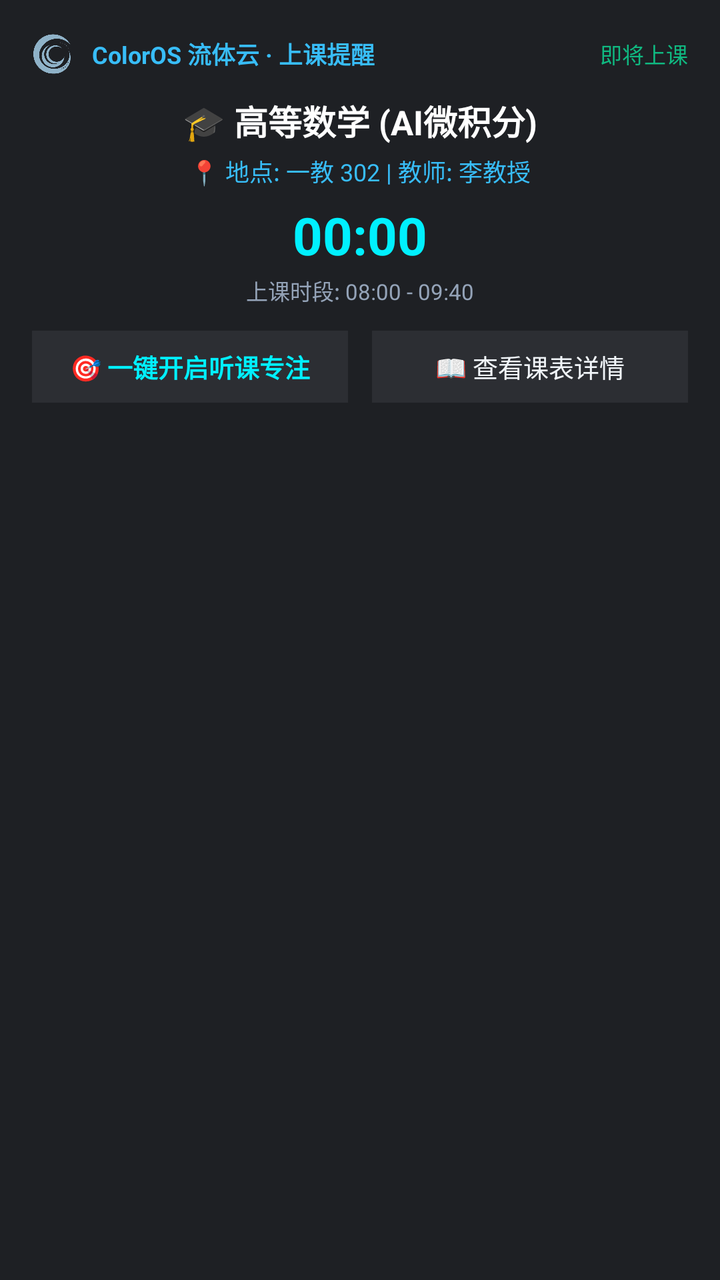
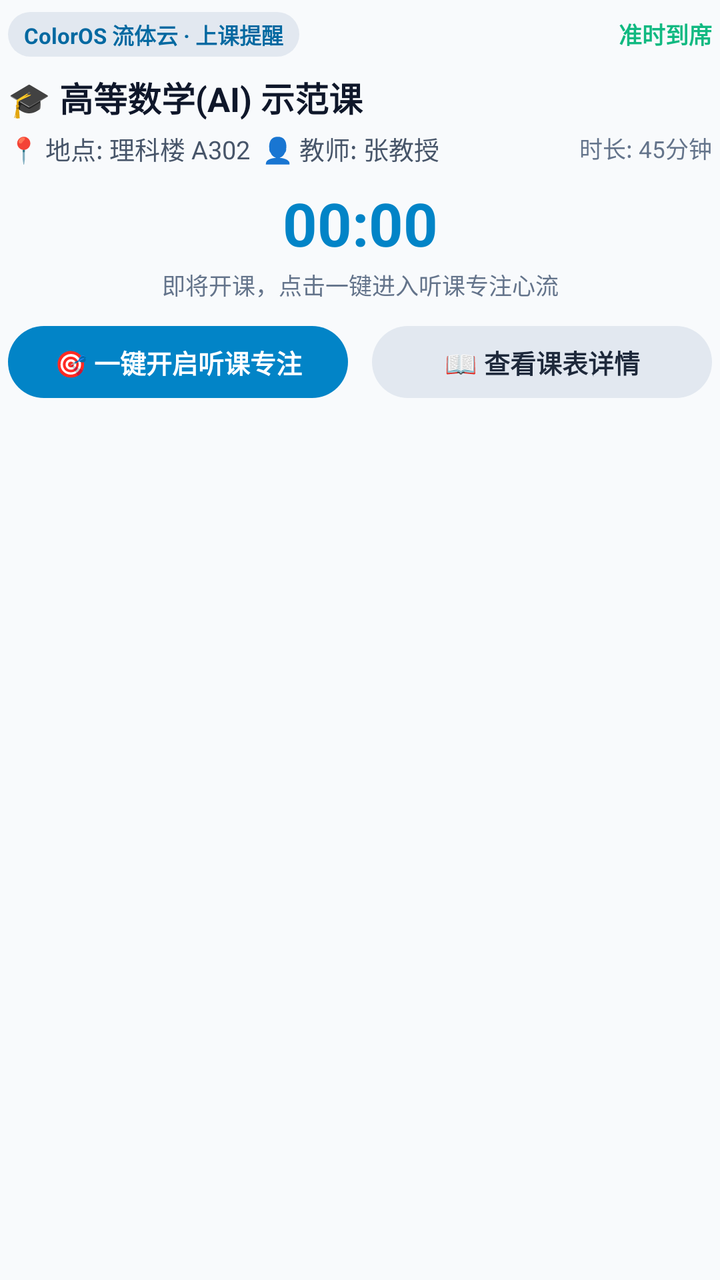

Two renders of the same Android screen: before a commit and after it. Below are the layout's source before the change and the commit's diff.
<!-- AndroidManifest.xml: application theme Theme.RMF -->
<!-- res/layout/notification_fluid_cloud_course_expanded.xml -->
<?xml version="1.0" encoding="utf-8"?>
<LinearLayout xmlns:android="http://schemas.android.com/apk/res/android"
    android:id="@+id/fluid_course_expanded_root"
    android:layout_width="match_parent"
    android:layout_height="wrap_content"
    android:orientation="vertical"
    android:background="#1E2024"
    android:padding="16dp">

    
    <LinearLayout
        android:layout_width="match_parent"
        android:layout_height="wrap_content"
        android:orientation="horizontal"
        android:gravity="center_vertical">

        <ImageView
            android:layout_width="22dp"
            android:layout_height="22dp"
            android:src="@drawable/ic_logo"
            android:contentDescription="RMF Logo" />

        <TextView
            android:id="@+id/fluid_course_expanded_header"
            android:layout_width="0dp"
            android:layout_height="wrap_content"
            android:layout_weight="1"
            android:layout_marginStart="8dp"
            android:text="ColorOS 流体云 · 上课提醒"
            android:textColor="#38BDF8"
            android:textSize="12sp"
            android:textStyle="bold" />

        <TextView
            android:id="@+id/fluid_course_expanded_badge"
            android:layout_width="wrap_content"
            android:layout_height="wrap_content"
            android:text="即将上课"
            android:textColor="#10B981"
            android:textSize="11sp" />
    </LinearLayout>

    
    <LinearLayout
        android:layout_width="match_parent"
        android:layout_height="wrap_content"
        android:orientation="vertical"
        android:gravity="center_horizontal"
        android:layout_marginTop="10dp"
        android:layout_marginBottom="12dp">

        <TextView
            android:id="@+id/fluid_course_expanded_title"
            android:layout_width="wrap_content"
            android:layout_height="wrap_content"
            android:text="🎓 高等数学 (AI微积分)"
            android:textColor="#FFFFFF"
            android:textSize="17sp"
            android:textStyle="bold"
            android:maxLines="1" />

        <TextView
            android:id="@+id/fluid_course_expanded_detail"
            android:layout_width="wrap_content"
            android:layout_height="wrap_content"
            android:layout_marginTop="4dp"
            android:text="📍 地点: 一教 302 | 教师: 李教授"
            android:textColor="#38BDF8"
            android:textSize="12sp" />

        <Chronometer
            android:id="@+id/fluid_course_expanded_chronometer"
            android:layout_width="wrap_content"
            android:layout_height="wrap_content"
            android:layout_marginTop="6dp"
            android:textColor="#00F0FF"
            android:textSize="26sp"
            android:textStyle="bold" />

        <TextView
            android:id="@+id/fluid_course_expanded_time_range"
            android:layout_width="wrap_content"
            android:layout_height="wrap_content"
            android:layout_marginTop="2dp"
            android:text="上课时段: 08:00 - 09:40"
            android:textColor="#94A3B8"
            android:textSize="11sp" />
    </LinearLayout>

    
    <LinearLayout
        android:layout_width="match_parent"
        android:layout_height="wrap_content"
        android:orientation="horizontal"
        android:gravity="center">

        <TextView
            android:id="@+id/fluid_course_btn_focus"
            android:layout_width="0dp"
            android:layout_height="36dp"
            android:layout_weight="1"
            android:layout_marginEnd="6dp"
            android:gravity="center"
            android:text="🎯 一键开启听课专注"
            android:textColor="#00F0FF"
            android:textSize="12.5sp"
            android:textStyle="bold"
            android:background="#2C2E33" />

        <TextView
            android:id="@+id/fluid_course_btn_view"
            android:layout_width="0dp"
            android:layout_height="36dp"
            android:layout_weight="1"
            android:layout_marginStart="6dp"
            android:gravity="center"
            android:text="📖 查看课表详情"
            android:textColor="#F1F5F9"
            android:textSize="12.5sp"
            android:background="#2C2E33" />
    </LinearLayout>

</LinearLayout>
<!-- resources referenced by this layout -->
<resources>
  <!-- drawable ic_logo: png bitmap (drawable, 26207 bytes) -->
  <style name="Theme.RMF" parent="android:Theme.Material.NoActionBar">
          <item name="android:statusBarColor">#F8FAFC</item>
          <item name="android:navigationBarColor">#FFFFFF</item>
          <item name="android:windowBackground">#F8FAFC</item>
          <item name="android:windowLightStatusBar">true</item>
      </style>
</resources>

<!-- the commit's change to res/layout/notification_fluid_cloud_course_expanded.xml (unified diff, before → after) -->
@@ -4,8 +4,11 @@
     android:layout_width="match_parent"
     android:layout_height="wrap_content"
     android:orientation="vertical"
-    android:background="#1E2024"
-    android:padding="16dp">
+    android:background="@android:color/transparent"
+    android:paddingTop="6dp"
+    android:paddingBottom="6dp"
+    android:paddingStart="4dp"
+    android:paddingEnd="4dp">
 
     
     <LinearLayout
@@ -14,83 +17,100 @@
         android:orientation="horizontal"
         android:gravity="center_vertical">
 
-        <ImageView
-            android:layout_width="22dp"
-            android:layout_height="22dp"
-            android:src="@drawable/ic_logo"
-            android:contentDescription="RMF Logo" />
+        <TextView
+            android:layout_width="wrap_content"
+            android:layout_height="wrap_content"
+            android:paddingStart="8dp"
+            android:paddingEnd="8dp"
+            android:paddingTop="3dp"
+            android:paddingBottom="3dp"
+            android:text="ColorOS 流体云 · 上课提醒"
+            android:textColor="@color/fluid_notif_tag_text"
+            android:textSize="11sp"
+            android:textStyle="bold"
+            android:background="@drawable/bg_fluid_tag" />
 
         <TextView
-            android:id="@+id/fluid_course_expanded_header"
             android:layout_width="0dp"
             android:layout_height="wrap_content"
-            android:layout_weight="1"
-            android:layout_marginStart="8dp"
-            android:text="ColorOS 流体云 · 上课提醒"
-            android:textColor="#38BDF8"
-            android:textSize="12sp"
-            android:textStyle="bold" />
+            android:layout_weight="1" />
 
         <TextView
-            android:id="@+id/fluid_course_expanded_badge"
             android:layout_width="wrap_content"
             android:layout_height="wrap_content"
-            android:text="即将上课"
+            android:text="准时到席"
             android:textColor="#10B981"
-            android:textSize="11sp" />
+            android:textSize="11.5sp"
+            android:textStyle="bold" />
     </LinearLayout>
+
+    
+    <TextView
+        android:id="@+id/fluid_course_expanded_title"
+        android:layout_width="match_parent"
+        android:layout_height="wrap_content"
+        android:layout_marginTop="8dp"
+        android:text="🎓 高等数学(AI) 示范课"
+        android:textColor="@color/fluid_notif_title"
+        android:textSize="17sp"
+        android:textStyle="bold"
+        android:maxLines="2"
+        android:ellipsize="end" />
 
     
     <LinearLayout
         android:layout_width="match_parent"
         android:layout_height="wrap_content"
-        android:orientation="vertical"
-        android:gravity="center_horizontal"
-        android:layout_marginTop="10dp"
-        android:layout_marginBottom="12dp">
-
-        <TextView
-            android:id="@+id/fluid_course_expanded_title"
-            android:layout_width="wrap_content"
-            android:layout_height="wrap_content"
-            android:text="🎓 高等数学 (AI微积分)"
-            android:textColor="#FFFFFF"
-            android:textSize="17sp"
-            android:textStyle="bold"
-            android:maxLines="1" />
+        android:layout_marginTop="4dp"
+        android:orientation="horizontal"
+        android:gravity="center_vertical">
 
         <TextView
             android:id="@+id/fluid_course_expanded_detail"
-            android:layout_width="wrap_content"
+            android:layout_width="0dp"
             android:layout_height="wrap_content"
-            android:layout_marginTop="4dp"
-            android:text="📍 地点: 一教 302 | 教师: 李教授"
-            android:textColor="#38BDF8"
-            android:textSize="12sp" />
-
-        <Chronometer
-            android:id="@+id/fluid_course_expanded_chronometer"
-            android:layout_width="wrap_content"
-            android:layout_height="wrap_content"
-            android:layout_marginTop="6dp"
-            android:textColor="#00F0FF"
-            android:textSize="26sp"
-            android:textStyle="bold" />
+            android:layout_weight="1"
+            android:text="📍 地点: 理科楼 A302  👤 教师: 张教授"
+            android:textColor="@color/fluid_notif_sub"
+            android:textSize="12.5sp"
+            android:maxLines="1"
+            android:ellipsize="end" />
 
         <TextView
             android:id="@+id/fluid_course_expanded_time_range"
             android:layout_width="wrap_content"
             android:layout_height="wrap_content"
-            android:layout_marginTop="2dp"
-            android:text="上课时段: 08:00 - 09:40"
-            android:textColor="#94A3B8"
-            android:textSize="11sp" />
+            android:layout_marginStart="8dp"
+            android:text="时长: 45分钟"
+            android:textColor="@color/fluid_notif_muted"
+            android:textSize="11.5sp" />
     </LinearLayout>
+
+    
+    <Chronometer
+        android:id="@+id/fluid_course_expanded_chronometer"
+        android:layout_width="match_parent"
+        android:layout_height="wrap_content"
+        android:layout_marginTop="8dp"
+        android:gravity="center"
+        android:textColor="@color/fluid_notif_chronometer"
+        android:textSize="30sp"
+        android:textStyle="bold" />
+
+    <TextView
+        android:layout_width="match_parent"
+        android:layout_height="wrap_content"
+        android:layout_marginTop="2dp"
+        android:gravity="center"
+        android:text="即将开课，点击一键进入听课专注心流"
+        android:textColor="@color/fluid_notif_muted"
+        android:textSize="11.5sp" />
 
     
     <LinearLayout
         android:layout_width="match_parent"
         android:layout_height="wrap_content"
+        android:layout_marginTop="12dp"
         android:orientation="horizontal"
         android:gravity="center">
 
@@ -102,10 +122,10 @@
             android:layout_marginEnd="6dp"
             android:gravity="center"
             android:text="🎯 一键开启听课专注"
-            android:textColor="#00F0FF"
-            android:textSize="12.5sp"
+            android:textColor="@color/fluid_notif_btn_primary_text"
+            android:textSize="13sp"
             android:textStyle="bold"
-            android:background="#2C2E33" />
+            android:background="@drawable/bg_fluid_btn_primary" />
 
         <TextView
             android:id="@+id/fluid_course_btn_view"
@@ -115,9 +135,10 @@
             android:layout_marginStart="6dp"
             android:gravity="center"
             android:text="📖 查看课表详情"
-            android:textColor="#F1F5F9"
-            android:textSize="12.5sp"
-            android:background="#2C2E33" />
+            android:textColor="@color/fluid_notif_btn_secondary_text"
+            android:textSize="13sp"
+            android:textStyle="bold"
+            android:background="@drawable/bg_fluid_btn_secondary" />
     </LinearLayout>
 
 </LinearLayout>
<!-- resource entries referenced after the edit -->
@@ -1,11 +1,41 @@
 <!-- resources referenced by this layout -->
 <resources>
-  <!-- drawable ic_logo: png bitmap (drawable, 26207 bytes) -->
+  <color name="fluid_notif_btn_primary_text">#FFFFFF</color>
+  <color name="fluid_notif_btn_secondary_text">#1E293B</color>
+  <color name="fluid_notif_chronometer">#0284C7</color>
+  <color name="fluid_notif_muted">#64748B</color>
+  <color name="fluid_notif_sub">#475569</color>
+  <color name="fluid_notif_tag_text">#0369A1</color>
+  <color name="fluid_notif_title">#0F172A</color>
+  <!-- drawable bg_fluid_btn_primary (drawable) -->
+  <?xml version="1.0" encoding="utf-8"?>
+  <shape xmlns:android="http://schemas.android.com/apk/res/android"
+      android:shape="rectangle">
+      <corners android:radius="18dp" />
+      <solid android:color="@color/fluid_notif_btn_primary_bg" />
+  </shape>
+  <!-- drawable bg_fluid_btn_secondary (drawable) -->
+  <?xml version="1.0" encoding="utf-8"?>
+  <shape xmlns:android="http://schemas.android.com/apk/res/android"
+      android:shape="rectangle">
+      <corners android:radius="18dp" />
+      <solid android:color="@color/fluid_notif_btn_secondary_bg" />
+  </shape>
+  <!-- drawable bg_fluid_tag (drawable) -->
+  <?xml version="1.0" encoding="utf-8"?>
+  <shape xmlns:android="http://schemas.android.com/apk/res/android"
+      android:shape="rectangle">
+      <corners android:radius="12dp" />
+      <solid android:color="@color/fluid_notif_tag_bg" />
+  </shape>
   <style name="Theme.RMF" parent="android:Theme.Material.NoActionBar">
           <item name="android:statusBarColor">#F8FAFC</item>
           <item name="android:navigationBarColor">#FFFFFF</item>
           <item name="android:windowBackground">#F8FAFC</item>
           <item name="android:windowLightStatusBar">true</item>
       </style>
+  <color name="fluid_notif_btn_primary_bg">#0284C7</color>
+  <color name="fluid_notif_btn_secondary_bg">#E2E8F0</color>
+  <color name="fluid_notif_tag_bg">#E2E8F0</color>
 </resources>
 
